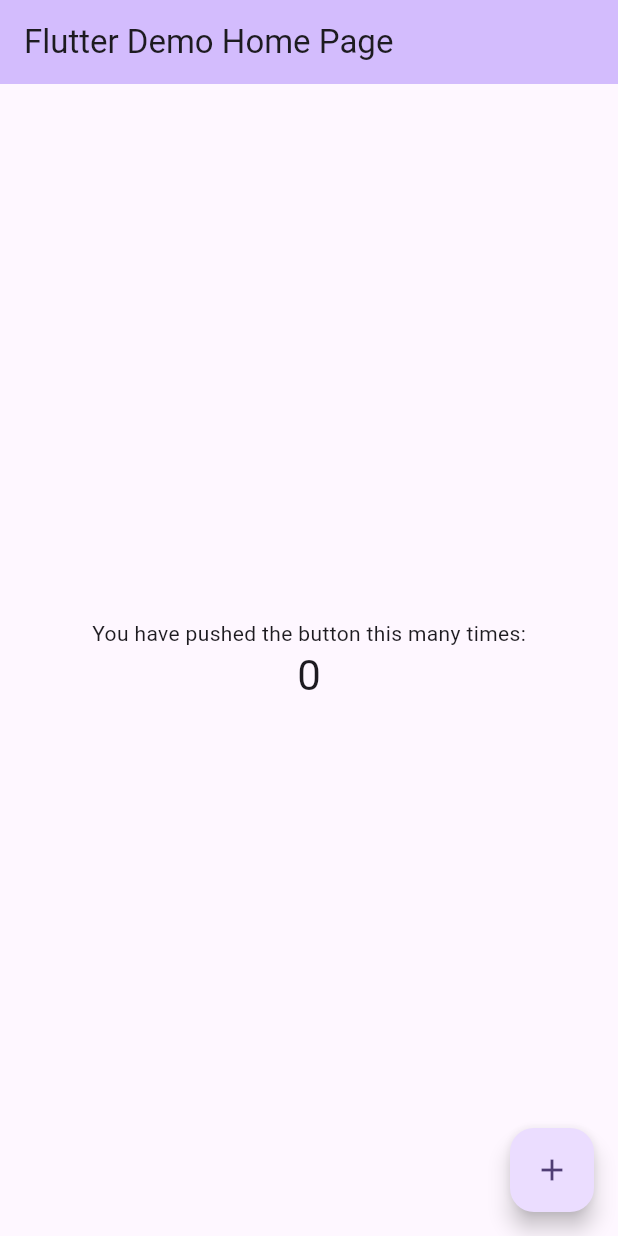
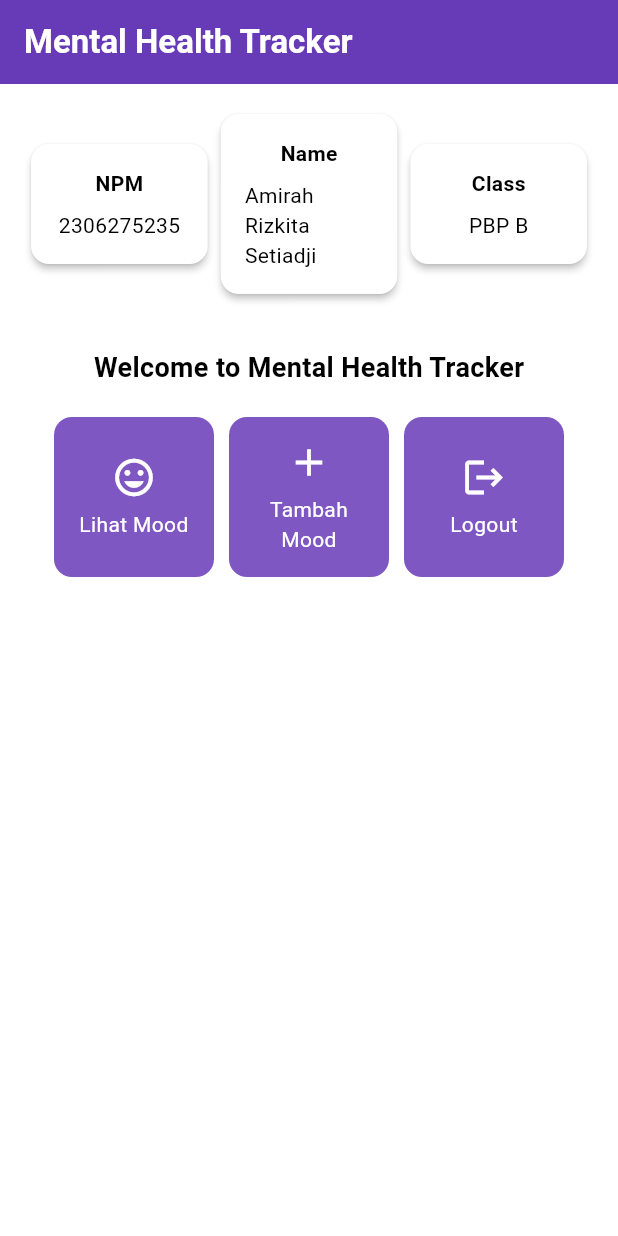
Before and after one commit to amirahsetiadji/mental-health-tracker-mobile, a Flutter app: the screen it shows after launch, on a phone screen of 412 x 824 dp. Run offline on Flutter 3.47's test engine with Material 3 defaults, Android fonts, the phone set to English and light mode, and no system bars.

Commit message:
tutorial 6 selesai

```diff
--- a/lib/main.dart
+++ b/lib/main.dart
@@ -1,3 +1,4 @@
+import 'package:mental_health_tracker/menu.dart';
 import 'package:flutter/material.dart';
 
 void main() {
@@ -7,119 +8,17 @@ void main() {
 class MyApp extends StatelessWidget {
   const MyApp({super.key});
 
-  // This widget is the root of your application.
   @override
   Widget build(BuildContext context) {
     return MaterialApp(
       title: 'Flutter Demo',
       theme: ThemeData(
-        // This is the theme of your application.
-        //
-        // TRY THIS: Try running your application with "flutter run". You'll see
-        // the application has a purple toolbar. Then, without quitting the app,
-        // try changing the seedColor in the colorScheme below to Colors.green
-        // and then invoke "hot reload" (save your changes or press the "hot
-        // reload" button in a Flutter-supported IDE, or press "r" if you used
-        // the command line to start the app).
-        //
-        // Notice that the counter didn't reset back to zero; the application
-        // state is not lost during the reload. To reset the state, use hot
-        // restart instead.
-        //
-        // This works for code too, not just values: Most code changes can be
-        // tested with just a hot reload.
-        colorScheme: ColorScheme.fromSeed(seedColor: Colors.deepPurple),
+        colorScheme: ColorScheme.fromSwatch(
+          primarySwatch: Colors.deepPurple,
+        ).copyWith(secondary: Colors.deepPurple[400]),
         useMaterial3: true,
       ),
-      home: const MyHomePage(title: 'Flutter Demo Home Page'),
+      home: const MyHomePage(),
     );
   }
 }
-
-class MyHomePage extends StatefulWidget {
-  const MyHomePage({super.key, required this.title});
-
-  // This widget is the home page of your application. It is stateful, meaning
-  // that it has a State object (defined below) that contains fields that affect
-  // how it looks.
-
-  // This class is the configuration for the state. It holds the values (in this
-  // case the title) provided by the parent (in this case the App widget) and
-  // used by the build method of the State. Fields in a Widget subclass are
-  // always marked "final".
-
-  final String title;
-
-  @override
-  State<MyHomePage> createState() => _MyHomePageState();
-}
-
-class _MyHomePageState extends State<MyHomePage> {
-  int _counter = 0;
-
-  void _incrementCounter() {
-    setState(() {
-      // This call to setState tells the Flutter framework that something has
-      // changed in this State, which causes it to rerun the build method below
-      // so that the display can reflect the updated values. If we changed
-      // _counter without calling setState(), then the build method would not be
-      // called again, and so nothing would appear to happen.
-      _counter++;
-    });
-  }
-
-  @override
-  Widget build(BuildContext context) {
-    // This method is rerun every time setState is called, for instance as done
-    // by the _incrementCounter method above.
-    //
-    // The Flutter framework has been optimized to make rerunning build methods
-    // fast, so that you can just rebuild anything that needs updating rather
-    // than having to individually change instances of widgets.
-    return Scaffold(
-      appBar: AppBar(
-        // TRY THIS: Try changing the color here to a specific color (to
-        // Colors.amber, perhaps?) and trigger a hot reload to see the AppBar
-        // change color while the other colors stay the same.
-        backgroundColor: Theme.of(context).colorScheme.inversePrimary,
-        // Here we take the value from the MyHomePage object that was created by
-        // the App.build method, and use it to set our appbar title.
-        title: Text(widget.title),
-      ),
-      body: Center(
-        // Center is a layout widget. It takes a single child and positions it
-        // in the middle of the parent.
-        child: Column(
-          // Column is also a layout widget. It takes a list of children and
-          // arranges them vertically. By default, it sizes itself to fit its
-          // children horizontally, and tries to be as tall as its parent.
-          //
-          // Column has various properties to control how it sizes itself and
-          // how it positions its children. Here we use mainAxisAlignment to
-          // center the children vertically; the main axis here is the vertical
-          // axis because Columns are vertical (the cross axis would be
-          // horizontal).
-          //
-          // TRY THIS: Invoke "debug painting" (choose the "Toggle Debug Paint"
-          // action in the IDE, or press "p" in the console), to see the
-          // wireframe for each widget.
-          mainAxisAlignment: MainAxisAlignment.center,
-          children: <Widget>[
-            const Text(
-              'You have pushed the button this many times:',
-            ),
-            Text(
-              '$_counter',
-              style: Theme.of(context).textTheme.headlineMedium,
-            ),
-          ],
-        ),
-      ),
-      floatingActionButton: FloatingActionButton(
-        onPressed: _incrementCounter,
-        tooltip: 'Increment',
-        child: const Icon(Icons.add),
-      ), // This trailing comma makes auto-formatting nicer for build methods.
-    );
-  }
-}
--- /dev/null
+++ b/lib/menu.dart
@@ -0,0 +1,154 @@
+import 'package:flutter/material.dart';
+
+class MyHomePage extends StatelessWidget {
+  final String npm = '2306275235'; // NPM
+  final String name = 'Amirah Rizkita Setiadji'; // Nama
+  final String className = 'PBP B'; // Kelas
+
+  const MyHomePage({super.key});
+
+  @override
+  Widget build(BuildContext context) {
+    return Scaffold(
+      appBar: AppBar(
+        title: const Text(
+          'Mental Health Tracker',
+          style: TextStyle(
+            color: Colors.white,
+            fontWeight: FontWeight.bold,
+          ),
+        ),
+        backgroundColor: Theme.of(context).colorScheme.primary,
+      ),
+      body: Padding(
+        padding: const EdgeInsets.all(16.0),
+        child: Column(
+          crossAxisAlignment: CrossAxisAlignment.center,
+          children: [
+            Row(
+              mainAxisAlignment: MainAxisAlignment.spaceEvenly,
+              children: [
+                InfoCard(title: 'NPM', content: npm),
+                InfoCard(title: 'Name', content: name),
+                InfoCard(title: 'Class', content: className),
+              ],
+            ),
+            const SizedBox(height: 16.0),
+            Center(
+              child: Column(
+                children: [
+                  const Padding(
+                    padding: EdgeInsets.only(top: 16.0),
+                    child: Text(
+                      'Welcome to Mental Health Tracker',
+                      style: TextStyle(
+                        fontWeight: FontWeight.bold,
+                        fontSize: 18.0,
+                      ),
+                    ),
+                  ),
+                  GridView.count(
+                    primary: true,
+                    padding: const EdgeInsets.all(20),
+                    crossAxisSpacing: 10,
+                    mainAxisSpacing: 10,
+                    crossAxisCount: 3,
+                    shrinkWrap: true,
+                    children: ItemHomepage.items.map((ItemHomepage item) {
+                      return ItemCard(item);
+                    }).toList(),
+                  ),
+                ],
+              ),
+            ),
+          ],
+        ),
+      ),
+    );
+  }
+}
+
+class InfoCard extends StatelessWidget {
+  final String title;
+  final String content;
+
+  const InfoCard({super.key, required this.title, required this.content});
+
+  @override
+  Widget build(BuildContext context) {
+    return Card(
+      elevation: 2.0,
+      child: Container(
+        width: MediaQuery.of(context).size.width / 3.5,
+        padding: const EdgeInsets.all(16.0),
+        child: Column(
+          children: [
+            Text(
+              title,
+              style: const TextStyle(fontWeight: FontWeight.bold),
+            ),
+            const SizedBox(height: 8.0),
+            Text(content),
+          ],
+        ),
+      ),
+    );
+  }
+}
+
+class ItemHomepage {
+  final String name;
+  final IconData icon;
+
+  ItemHomepage(this.name, this.icon);
+
+  static final List<ItemHomepage> items = [
+    ItemHomepage("Lihat Mood", Icons.mood),
+    ItemHomepage("Tambah Mood", Icons.add),
+    ItemHomepage("Logout", Icons.logout),
+  ];
+}
+
+class ItemCard extends StatelessWidget {
+  final ItemHomepage item;
+
+  const ItemCard(this.item, {super.key});
+
+  @override
+  Widget build(BuildContext context) {
+    return Material(
+      color: Theme.of(context).colorScheme.secondary,
+      borderRadius: BorderRadius.circular(12),
+      child: InkWell(
+        onTap: () {
+          ScaffoldMessenger.of(context)
+            ..hideCurrentSnackBar()
+            ..showSnackBar(
+              SnackBar(content: Text("Kamu telah menekan tombol ${item.name}!"))
+            );
+        },
+        child: Container(
+          padding: const EdgeInsets.all(8),
+          child: Center(
+            child: Column(
+              mainAxisAlignment: MainAxisAlignment.center,
+              children: [
+                Icon(
+                  item.icon,
+                  color: Colors.white,
+                  size: 30.0,
+                ),
+                const Padding(padding: EdgeInsets.all(3)),
+                Text(
+                  item.name,
+                  textAlign: TextAlign.center,
+                  style: const TextStyle(color: Colors.white),
+                ),
+              ],
+            ),
+          ),
+        ),
+      ),
+    );
+  }
+}
```
